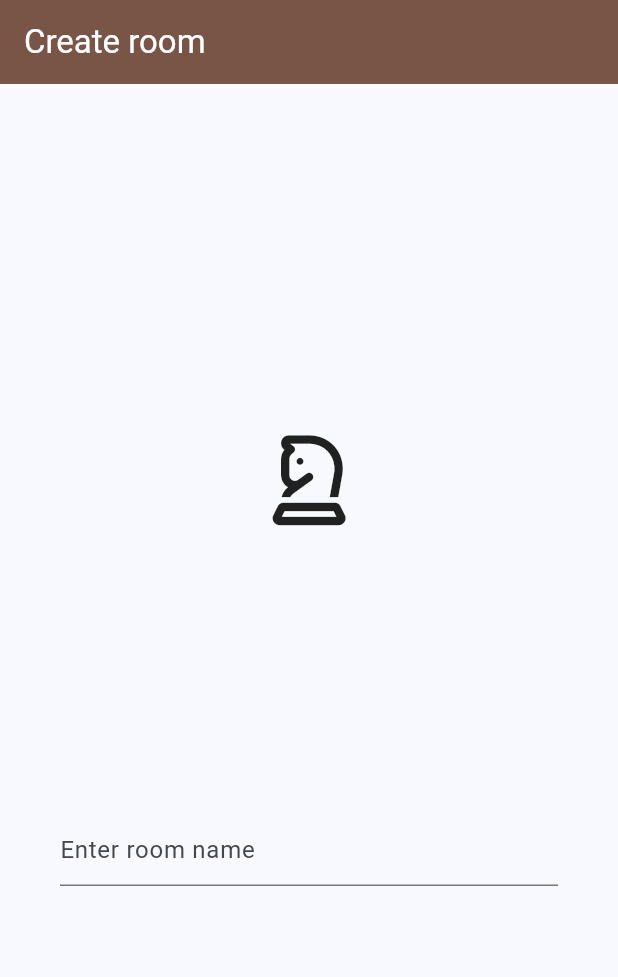
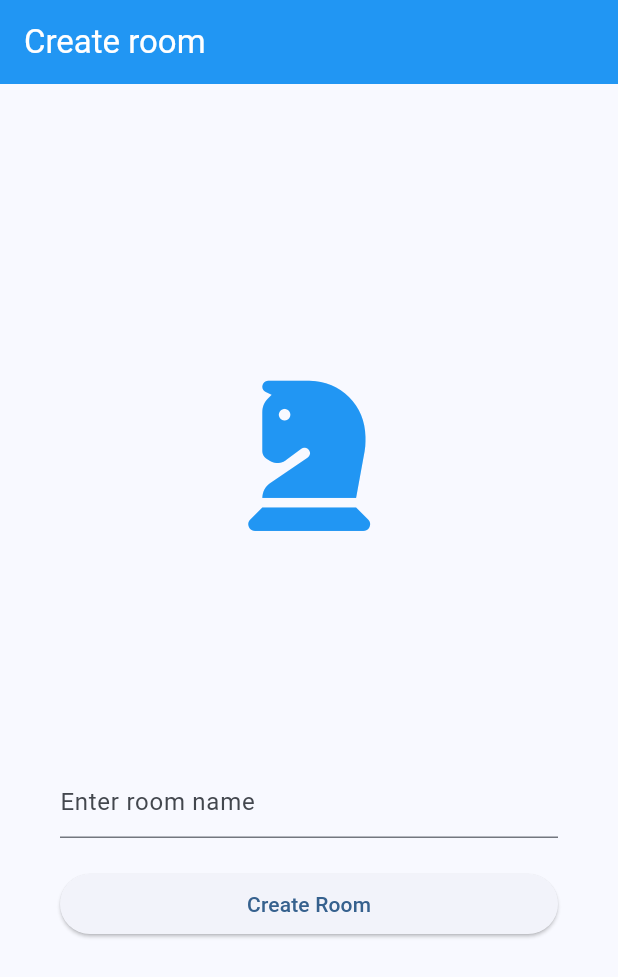
Before and after one commit to cenk-idris/flutter_chess, a Flutter app: the CreateGameScreen screen opened directly, on a phone screen of 412 x 824 dp. Shown: the top 977 px of the screen. Run offline on Flutter 3.47's test engine with Material 3 defaults, Android fonts, the phone set to English and light mode, and no system bars; our stand-ins replace bloc, equatable, firebase_core, firebase_database, flutter_bloc, font_awesome_flutter; accounts and stored records are empty; generated files the repository leaves out were written again.

Commit message:
Implement create_game_screen.dart

```diff
--- a/lib/app.dart
+++ b/lib/app.dart
@@ -1,6 +1,7 @@
 import 'package:flutter/material.dart';
 import 'package:flutter_chess/screens/main_screen.dart';
 import 'package:flutter_chess/screens/registration_screen.dart';
+import 'package:flutter_chess/screens/room_detail_screen.dart';
 
 class ChessApp extends StatelessWidget {
   ChessApp({super.key});
@@ -8,10 +9,11 @@ class ChessApp extends StatelessWidget {
   @override
   Widget build(BuildContext context) {
     return MaterialApp(
+      debugShowCheckedModeBanner: false,
       title: 'Flutter Chess',
       theme: ThemeData(
         appBarTheme: AppBarTheme(
-          backgroundColor: Colors.brown,
+          backgroundColor: Colors.blue,
           foregroundColor: Colors.white,
         ),
         colorScheme: ColorScheme.fromSeed(seedColor: Colors.blue),
@@ -21,6 +23,7 @@ class ChessApp extends StatelessWidget {
       routes: {
         '/registration': (context) => RegistrationScreen(),
         '/main-screen': (context) => MainScreen(),
+        '/room-detail': (context) => RoomDetailScreen(),
       },
     );
   }
--- /dev/null
+++ b/lib/blocs/room_cubit/room_cubit.dart
@@ -0,0 +1,11 @@
+import 'package:bloc/bloc.dart';
+import 'package:flutter_chess/services/firebase_RTDB_service.dart';
+import 'package:meta/meta.dart';
+
+part 'room_state.dart';
+
+class RoomCubit extends Cubit<RoomState> {
+  final DatabaseService _databaseService = DatabaseService();
+
+  RoomCubit() : super(RoomInitial());
+}
--- /dev/null
+++ b/lib/blocs/room_cubit/room_state.dart
@@ -0,0 +1,8 @@
+part of 'room_cubit.dart';
+
+@immutable
+sealed class RoomState {}
+
+final class RoomInitial extends RoomState {}
+
+final class RoomLoaded extends RoomState {}
--- a/lib/main.dart
+++ b/lib/main.dart
@@ -2,6 +2,8 @@ import 'package:flutter/material.dart';
 import 'package:firebase_core/firebase_core.dart';
 import 'package:flutter_bloc/flutter_bloc.dart';
 import 'package:flutter_chess/app.dart';
+import 'package:flutter_chess/blocs/lounge_cubit/lounge_cubit.dart';
+import 'package:flutter_chess/blocs/room_cubit/room_cubit.dart';
 import 'package:flutter_chess/firebase_options.dart';
 import 'package:flutter_chess/blocs/user_cubit/user_cubit.dart';
 
@@ -14,6 +16,8 @@ void main() async {
     MultiBlocProvider(
       providers: [
         BlocProvider(create: (context) => UserCubit()),
+        BlocProvider(create: (context) => LoungeCubit()),
+        BlocProvider(create: (context) => RoomCubit()),
       ],
       child: ChessApp(),
     ),
--- a/lib/screens/create_game_screen.dart
+++ b/lib/screens/create_game_screen.dart
@@ -1,5 +1,11 @@
 import 'package:flutter/material.dart';
+import 'package:flutter_bloc/flutter_bloc.dart';
+import 'package:flutter_chess/blocs/user_cubit/user_cubit.dart';
 import 'package:font_awesome_flutter/font_awesome_flutter.dart';
+
+import '../blocs/room_cubit/room_cubit.dart';
+import '../models/room_model.dart';
+import '../models/user_model.dart';
 
 class CreateGameScreen extends StatelessWidget {
   CreateGameScreen({super.key});
@@ -19,14 +25,50 @@ class CreateGameScreen extends StatelessWidget {
             mainAxisAlignment: MainAxisAlignment.spaceEvenly,
             children: [
               Icon(
-                FontAwesomeIcons.chessKnight,
-                size: 60.0,
+                FontAwesomeIcons.solidChessKnight,
+                size: 100.0,
+                color: Colors.blue,
               ),
-              TextField(
-                controller: _roomNameController,
-                decoration: InputDecoration(
-                  hintText: 'Enter room name',
-                ),
+              Column(
+                children: [
+                  TextField(
+                    controller: _roomNameController,
+                    decoration: InputDecoration(
+                      hintText: 'Enter room name',
+                    ),
+                  ),
+                  SizedBox(
+                    height: 20.0,
+                  ),
+                  Row(
+                    children: [
+                      Expanded(
+                        child: BlocConsumer<RoomCubit, RoomState>(
+                          listener: (context, roomState) {
+                            if (roomState is RoomLoaded) {
+                              Navigator.pushNamed(context, '/room-detail');
+                            }
+                          },
+                          builder: (context, roomState) {
+                            return ElevatedButton(
+                              onPressed: () async {
+                                final userCubit = context.read<UserCubit>();
+                                final User? user = userCubit.user;
+                                if (user != null) {
+                                  final Room room = Room(
+                                    owner: user,
+                                    roomName: _roomNameController.text,
+                                  );
+                                }
+                              },
+                              child: Text('Create Room'),
+                            );
+                          },
+                        ),
+                      ),
+                    ],
+                  ),
+                ],
               ),
             ],
           ),
--- a/lib/screens/room_screen.dart
+++ b/lib/screens/lounge_screen.dart
@@ -3,8 +3,8 @@ import 'package:flutter_bloc/flutter_bloc.dart';
 import 'package:flutter_chess/blocs/user_cubit/user_cubit.dart';
 import 'package:flutter_chess/blocs/user_cubit/user_cubit.dart';
 
-class RoomScreen extends StatelessWidget {
-  const RoomScreen({super.key});
+class LoungeScreen extends StatelessWidget {
+  const LoungeScreen({super.key});
 
   @override
   Widget build(BuildContext context) {
--- a/lib/screens/main_screen.dart
+++ b/lib/screens/main_screen.dart
@@ -1,7 +1,7 @@
 import 'package:flutter/material.dart';
 import 'package:flutter_chess/screens/create_game_screen.dart';
 import 'package:flutter_chess/screens/invites_screen.dart';
-import 'package:flutter_chess/screens/room_screen.dart';
+import 'package:flutter_chess/screens/lounge_screen.dart';
 
 class MainScreen extends StatelessWidget {
   const MainScreen({super.key});
@@ -19,7 +19,7 @@ class MainScreen extends StatelessWidget {
             ],
           ),
           body: TabBarView(
-            children: [RoomScreen(), CreateGameScreen(), InvitesScreen()],
+            children: [LoungeScreen(), CreateGameScreen(), InvitesScreen()],
           )),
     );
   }
```
Also changed, not shown: lib/screens/registration_screen.dart (+10 -2 lines), lib/screens/room_detail_screen.dart (added, +12 -0 lines).
